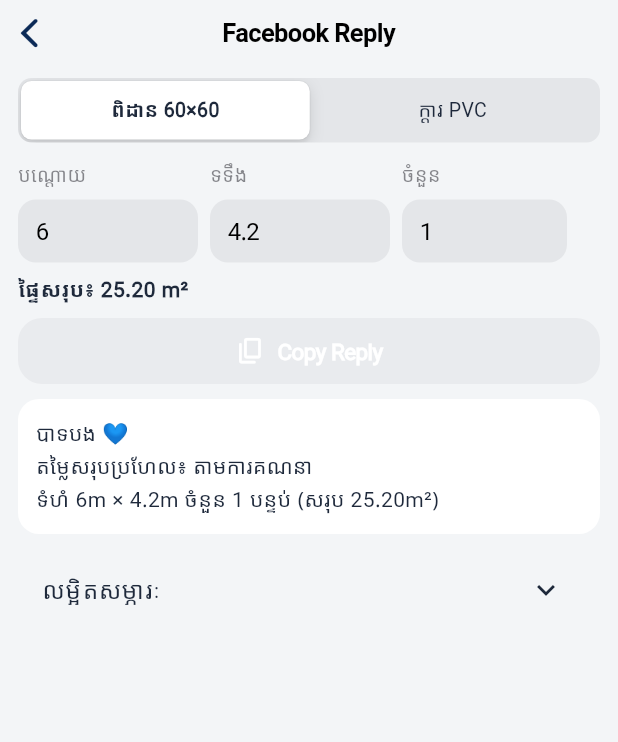
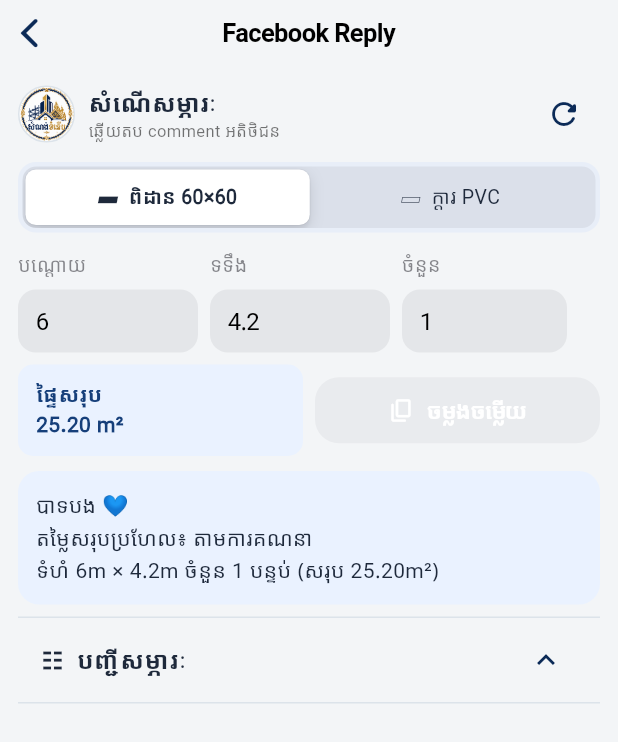
Before and after one commit to HoeunRaksa/MediaFlow, a Flutter app: the FacebookCommentReplyPage widget shown alone on an empty page, opened directly, on a phone screen of 412 x 824 dp. Shown: the top 742 px of the screen. Run offline on Flutter 3.47's test engine with Material 3 defaults, Android fonts, the phone set to English and light mode, and no system bars; our stand-ins replace pdf, printing, web; missing offline and left inert: clipboard, dart:ffi, file_selector.

Commit message:
Polish Facebook reply compact card layout

```diff
--- a/lib/features/materials/presentation/facebook_comment_reply_page.dart
+++ b/lib/features/materials/presentation/facebook_comment_reply_page.dart
@@ -29,7 +29,6 @@ class _FacebookCommentReplyPageState extends State<FacebookCommentReplyPage> {
   final _price = TextEditingController();
   final _ceilingReplies = CeilingKhmerReplies();
   int _category = 0;
-  bool _details = false;
   bool _copying = false;
   String? _feedback;
   List<String> _lines = const [];
@@ -70,13 +69,14 @@ class _FacebookCommentReplyPageState extends State<FacebookCommentReplyPage> {
 
   @override
   Widget build(BuildContext context) => IPhonePage(title: 'Facebook Reply', child: ListView(padding: const EdgeInsets.fromLTRB(12, 8, 12, 28), children: [
-    CupertinoSlidingSegmentedControl<int>(groupValue: _category, onValueChanged: (v) { if (v != null) setState(() { _category = v; _feedback = null; }); _schedule(); }, children: const {0: Padding(padding: EdgeInsets.symmetric(vertical: 10), child: Text('ពិដាន 60×60')), 1: Padding(padding: EdgeInsets.symmetric(vertical: 10), child: Text('ក្ដារ PVC'))}),
+    Row(children: [AppBrandLogo(size: 38), const SizedBox(width: 9), const Expanded(child: Column(crossAxisAlignment: CrossAxisAlignment.start, children: [Text('សំណើសម្ភារៈ', style: TextStyle(fontSize: 16, fontWeight: FontWeight.w800)), Text('ឆ្លើយតប comment អតិថិជន', style: TextStyle(fontSize: 11, color: Colors.black54))])), IconButton(onPressed: _recalculate, icon: const Icon(Icons.refresh_rounded))]),
+    const SizedBox(height: 8),
+    Container(padding: const EdgeInsets.all(3), decoration: BoxDecoration(color: const Color(0xFFE8EEF8), borderRadius: BorderRadius.circular(12)), child: CupertinoSlidingSegmentedControl<int>(groupValue: _category, onValueChanged: (v) { if (v != null) setState(() { _category = v; _feedback = null; }); _schedule(); }, children: const {0: Padding(padding: EdgeInsets.symmetric(vertical: 9), child: Text('▰  ពិដាន 60×60')), 1: Padding(padding: EdgeInsets.symmetric(vertical: 9), child: Text('▱  ក្ដារ PVC'))})),
     const SizedBox(height: 12),
     Wrap(spacing: 8, runSpacing: 8, children: [SizedBox(width: 120, child: AdaptiveTextField(controller: _length, keyboardType: TextInputType.number, decoration: const InputDecoration(labelText: 'បណ្ដោយ'))), SizedBox(width: 120, child: AdaptiveTextField(controller: _width, keyboardType: TextInputType.number, decoration: const InputDecoration(labelText: 'ទទឹង'))), SizedBox(width: 110, child: AdaptiveTextField(controller: _count, keyboardType: TextInputType.number, decoration: const InputDecoration(labelText: 'ចំនួន')))]),
-    const SizedBox(height: 8), Text('ផ្ទៃសរុប៖ ${_area.toStringAsFixed(2)} m²', style: const TextStyle(fontWeight: FontWeight.w700)),
-    const SizedBox(height: 8), AdaptiveActionButton.filledIcon(key: const ValueKey('facebook-copy-reply'), onPressed: _lines.isEmpty || _copying ? null : _copy, icon: const Icon(Icons.copy_rounded), label: const Text('Copy Reply')),
+    const SizedBox(height: 8), Row(children: [Expanded(child: Container(padding: const EdgeInsets.symmetric(horizontal: 12, vertical: 10), decoration: BoxDecoration(color: const Color(0xFFEAF2FF), borderRadius: BorderRadius.circular(10)), child: Text('ផ្ទៃសរុប\n${_area.toStringAsFixed(2)} m²', style: const TextStyle(color: Color(0xFF163F7A), fontWeight: FontWeight.w800)))), const SizedBox(width: 8), Expanded(child: AdaptiveActionButton.filledIcon(key: const ValueKey('facebook-copy-reply'), onPressed: _lines.isEmpty || _copying ? null : _copy, icon: const Icon(Icons.copy_rounded, size: 18), label: const Text('ចម្លងចម្លើយ')))]),
     if (_feedback != null) Padding(padding: const EdgeInsets.only(top: 6), child: Semantics(liveRegion: true, child: Text(_feedback!))),
-    const SizedBox(height: 10), Container(padding: const EdgeInsets.all(12), decoration: BoxDecoration(color: AppColors.surface, borderRadius: BorderRadius.all(Radius.circular(14))), child: SelectableText(_reply.isEmpty ? 'បញ្ចូលទំហំ ដើម្បីបង្កើតចម្លើយ។' : _reply, style: const TextStyle(fontFamily: 'NotoSansKhmer', height: 1.55))),
-    const SizedBox(height: 8), ExpansionTile(title: const Text('លម្អិតសម្ភារៈ'), initiallyExpanded: _details, onExpansionChanged: (v) => setState(() => _details = v), children: [for (final line in _lines) ListTile(dense: true, title: Text(line))]),
+    const SizedBox(height: 10), Container(padding: const EdgeInsets.all(12), decoration: BoxDecoration(color: const Color(0xFFEAF2FF), borderRadius: BorderRadius.circular(14)), child: SelectableText(_reply.isEmpty ? 'បញ្ចូលទំហំ ដើម្បីបង្កើតចម្លើយ។' : _reply, style: const TextStyle(fontFamily: 'NotoSansKhmer', height: 1.5))),
+    const SizedBox(height: 8), ExpansionTile(title: const Text('☷  បញ្ជីសម្ភារៈ', style: TextStyle(fontWeight: FontWeight.w800)), initiallyExpanded: true, children: [for (final line in _lines) ListTile(dense: true, leading: const Icon(Icons.crop_square_rounded, size: 24, color: Colors.blueGrey), title: Text(line), trailing: const Icon(Icons.chevron_right_rounded))]),
   ]));
 }
```
